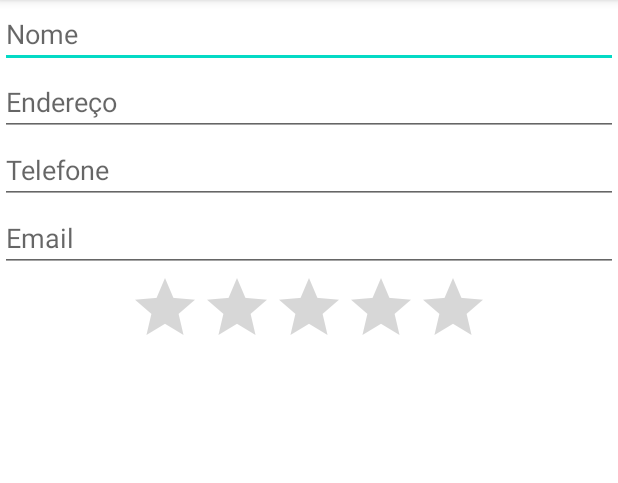
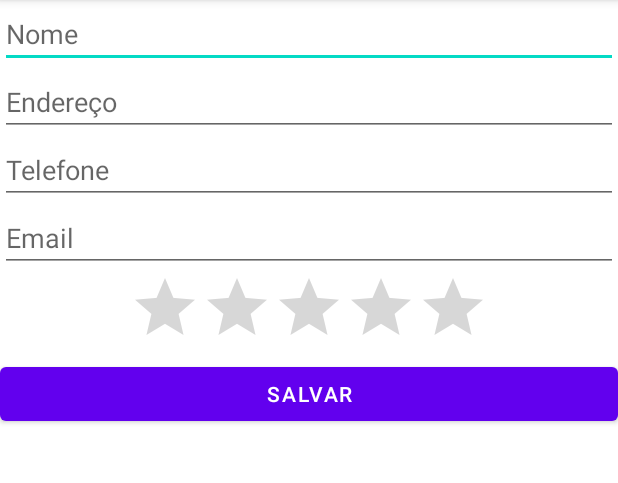
Before and after one commit to haru6/Agenda, an Android app: the screen it shows after launch (FormularioActivy), on a phone screen of 412 x 824 dp, the part 84-567 px from its top. Run offline under Robolectric (Android 15) with nearby library versions, the phone set to English and light mode, and no system bars.

Commit message:
Criando a função de click do botao

```diff
--- a/app/src/main/java/com/example/agenda/FormularioActivy.kt
+++ b/app/src/main/java/com/example/agenda/FormularioActivy.kt
@@ -2,10 +2,24 @@ package com.example.agenda
 
 import androidx.appcompat.app.AppCompatActivity
 import android.os.Bundle
+import android.view.View
+import android.widget.Button
+import android.widget.Toast
 
 class FormularioActivy : AppCompatActivity() {
     override fun onCreate(savedInstanceState: Bundle?) {
         super.onCreate(savedInstanceState)
         setContentView(R.layout.formulario_activy)
+        botaoSalvar()
+    }
+
+    private fun botaoSalvar(){
+        val btn_salvar: Button = findViewById(R.id.formulario_btn_salvar)
+        btn_salvar.setOnClickListener(View.OnClickListener {
+            Toast.makeText(
+                this@FormularioActivy,
+                "Botão Clicado",
+                Toast.LENGTH_SHORT
+            ).show() })
     }
 }
--- a/app/src/main/res/layout/formulario_activy.xml
+++ b/app/src/main/res/layout/formulario_activy.xml
@@ -1,51 +1,54 @@
 <?xml version="1.0" encoding="utf-8"?>
-<androidx.constraintlayout.widget.ConstraintLayout xmlns:android="http://schemas.android.com/apk/res/android"
-    xmlns:app="http://schemas.android.com/apk/res-auto"
+<ScrollView xmlns:android="http://schemas.android.com/apk/res/android"
+    android:layout_width="match_parent"
+    android:layout_height="match_parent">
+
+    <androidx.constraintlayout.widget.ConstraintLayout xmlns:app="http://schemas.android.com/apk/res-auto"
         xmlns:tools="http://schemas.android.com/tools"
         android:layout_width="match_parent"
         android:layout_height="match_parent"
         tools:context=".FormularioActivy">
 
         <EditText
-        android:id="@+id/name"
+            android:id="@+id/formulario_name"
+            android:layout_width="match_parent"
             android:layout_height="wrap_content"
-        android:layout_width="match_parent"
             android:hint="@string/nome"
-        app:layout_constraintBottom_toTopOf="@+id/address"
+            app:layout_constraintBottom_toTopOf="@+id/formulario_address"
             app:layout_constraintEnd_toEndOf="parent"
             app:layout_constraintStart_toStartOf="parent"
             app:layout_constraintTop_toTopOf="parent" />
 
         <EditText
-        android:id="@+id/address"
+            android:id="@+id/formulario_address"
             android:layout_width="match_parent"
             android:layout_height="wrap_content"
+            android:hint="@string/endereco"
+            app:layout_constraintBottom_toTopOf="@+id/formulario_phone"
             app:layout_constraintEnd_toEndOf="parent"
             app:layout_constraintStart_toStartOf="parent"
-        android:hint="@string/endereco"
-        app:layout_constraintBottom_toTopOf="@+id/phone"
             tools:layout_editor_absoluteX="-26dp" />
 
         <EditText
-        android:id="@+id/phone"
+            android:id="@+id/formulario_phone"
             android:layout_width="match_parent"
             android:layout_height="wrap_content"
+            android:hint="@string/telefone"
+            app:layout_constraintBottom_toTopOf="@+id/formulario_email"
             app:layout_constraintEnd_toEndOf="parent"
-        app:layout_constraintStart_toStartOf="parent"
-        android:hint="@string/telefone"
-        app:layout_constraintBottom_toTopOf="@+id/email"/>
+            app:layout_constraintStart_toStartOf="parent" />
 
         <EditText
-        android:id="@+id/email"
+            android:id="@+id/formulario_email"
             android:layout_width="match_parent"
             android:layout_height="wrap_content"
+            android:hint="@string/email"
+            app:layout_constraintBottom_toTopOf="@+id/formulario_stars"
             app:layout_constraintEnd_toEndOf="parent"
-        app:layout_constraintStart_toStartOf="parent"
-        android:hint="@string/email"
-        app:layout_constraintBottom_toTopOf="@+id/stars" />
+            app:layout_constraintStart_toStartOf="parent" />
 
         <RatingBar
-        android:id="@+id/stars"
+            android:id="@+id/formulario_stars"
             android:layout_width="wrap_content"
             android:layout_height="wrap_content"
             android:foregroundGravity="center"
@@ -53,6 +56,17 @@
             android:numStars="5"
             app:layout_constraintEnd_toEndOf="parent"
             app:layout_constraintStart_toStartOf="parent"
-        app:layout_constraintTop_toBottomOf="@+id/email" />
+            app:layout_constraintTop_toBottomOf="@+id/formulario_email" />
+
+        <Button
+            android:id="@+id/formulario_btn_salvar"
+            android:layout_width="match_parent"
+            android:layout_height="wrap_content"
+            android:text="@string/save"
+            app:layout_constraintEnd_toEndOf="parent"
+            app:layout_constraintStart_toStartOf="parent"
+            app:layout_constraintTop_toBottomOf="@+id/formulario_stars" />
 
     </androidx.constraintlayout.widget.ConstraintLayout>
+
+</ScrollView>
--- a/app/src/main/res/values/strings.xml
+++ b/app/src/main/res/values/strings.xml
@@ -4,4 +4,5 @@
     <string name="endereco">Endereço</string>
     <string name="telefone">Telefone</string>
     <string name="email">Email</string>
+    <string name="save">Salvar</string>
 </resources>
```
Lines whose indentation alone changed are shown as unchanged.
